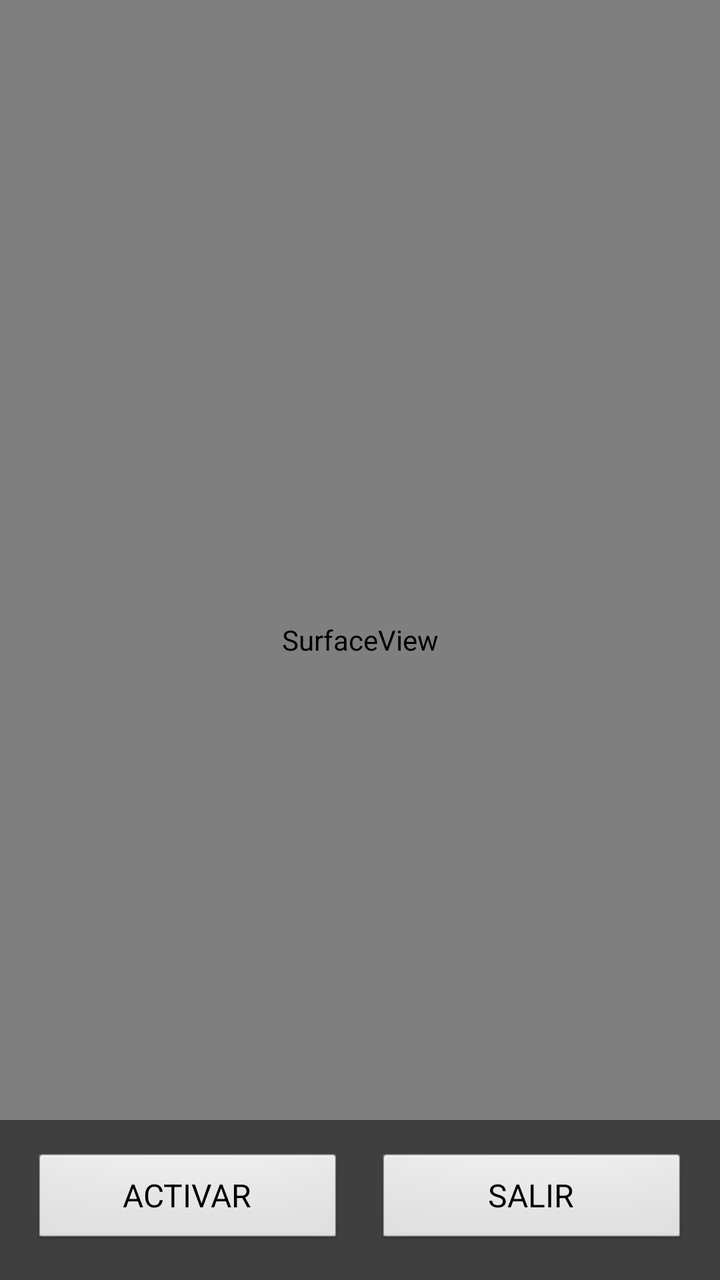
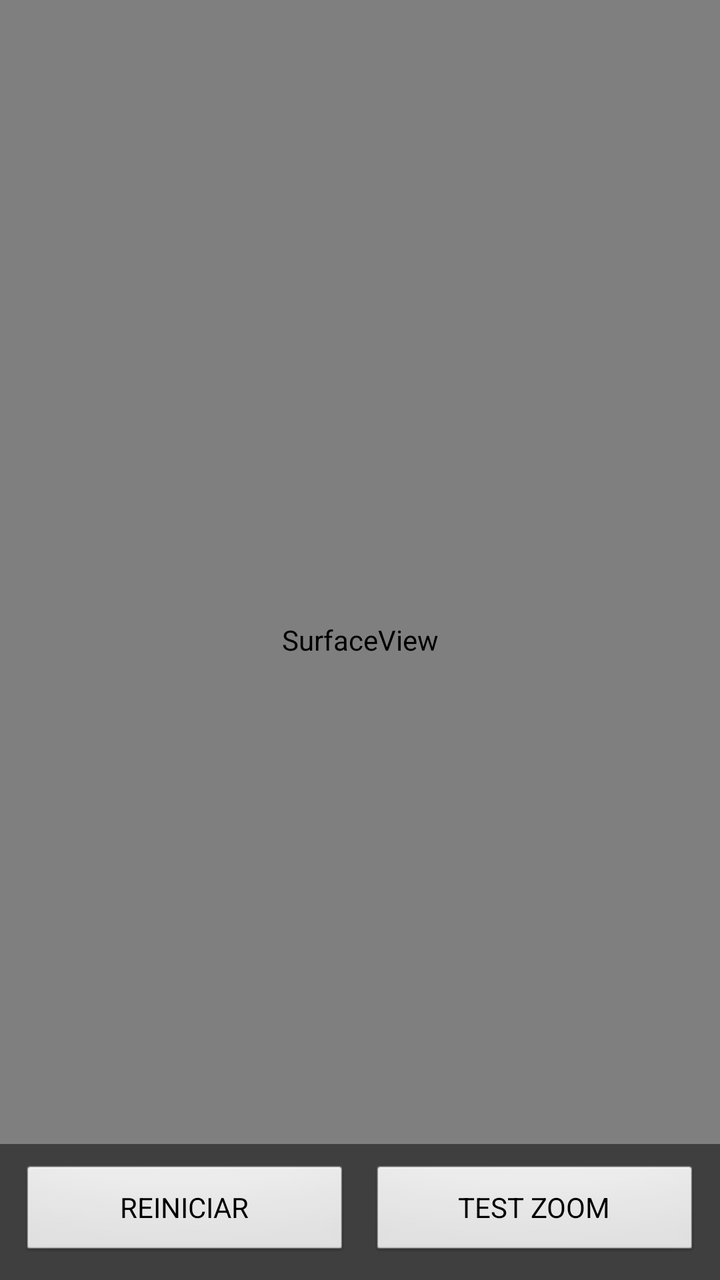

An Android layout rendered at two revisions. The XML below is the earlier revision; the diff shows what the commit changed to produce the second picture.
<!-- AndroidManifest.xml: activity theme android:Theme.NoTitleBar.Fullscreen -->
<!-- res/layout/activity_main.xml -->
<?xml version="1.0" encoding="utf-8"?>
<FrameLayout xmlns:android="http://schemas.android.com/apk/res/android"
    android:layout_width="match_parent"
    android:layout_height="match_parent"
    android:keepScreenOn="true"
    android:background="#000000">

    <SurfaceView
        android:id="@+id/cameraPreview"
        android:layout_width="match_parent"
        android:layout_height="match_parent" />

    <LinearLayout
        android:layout_width="match_parent"
        android:layout_height="wrap_content"
        android:layout_gravity="bottom"
        android:background="#80000000"
        android:orientation="horizontal"
        android:padding="16dp"
        android:weightSum="2">

        <Button
            android:id="@+id/btn_activate"
            android:layout_width="0dp"
            android:layout_height="wrap_content"
            android:layout_marginRight="8dp"
            android:layout_weight="1"
            android:text="ACTIVAR"
            android:textSize="16sp" />

        <Button
            android:id="@+id/btn_deactivate"
            android:layout_width="0dp"
            android:layout_height="wrap_content"
            android:layout_marginLeft="8dp"
            android:layout_weight="1"
            android:text="SALIR"
            android:textSize="16sp" />
    </LinearLayout>

</FrameLayout>
<!-- resources referenced by this layout -->
<resources>

</resources>

<!-- the commit's change to res/layout/activity_main.xml (unified diff, before → after) -->
@@ -2,7 +2,6 @@
 <FrameLayout xmlns:android="http://schemas.android.com/apk/res/android"
     android:layout_width="match_parent"
     android:layout_height="match_parent"
-    android:keepScreenOn="true"
     android:background="#000000">
 
     <SurfaceView
@@ -16,26 +15,24 @@
         android:layout_gravity="bottom"
         android:background="#80000000"
         android:orientation="horizontal"
-        android:padding="16dp"
+        android:padding="10dp"
         android:weightSum="2">
 
         <Button
             android:id="@+id/btn_activate"
             android:layout_width="0dp"
             android:layout_height="wrap_content"
-            android:layout_marginRight="8dp"
             android:layout_weight="1"
-            android:text="ACTIVAR"
-            android:textSize="16sp" />
+            android:layout_marginRight="5dp"
+            android:text="REINICIAR" />
 
         <Button
-            android:id="@+id/btn_deactivate"
+            android:id="@+id/btn_test_zoom"
             android:layout_width="0dp"
             android:layout_height="wrap_content"
-            android:layout_marginLeft="8dp"
             android:layout_weight="1"
-            android:text="SALIR"
-            android:textSize="16sp" />
+            android:layout_marginLeft="5dp"
+            android:text="TEST ZOOM" />
     </LinearLayout>
 
 </FrameLayout>
